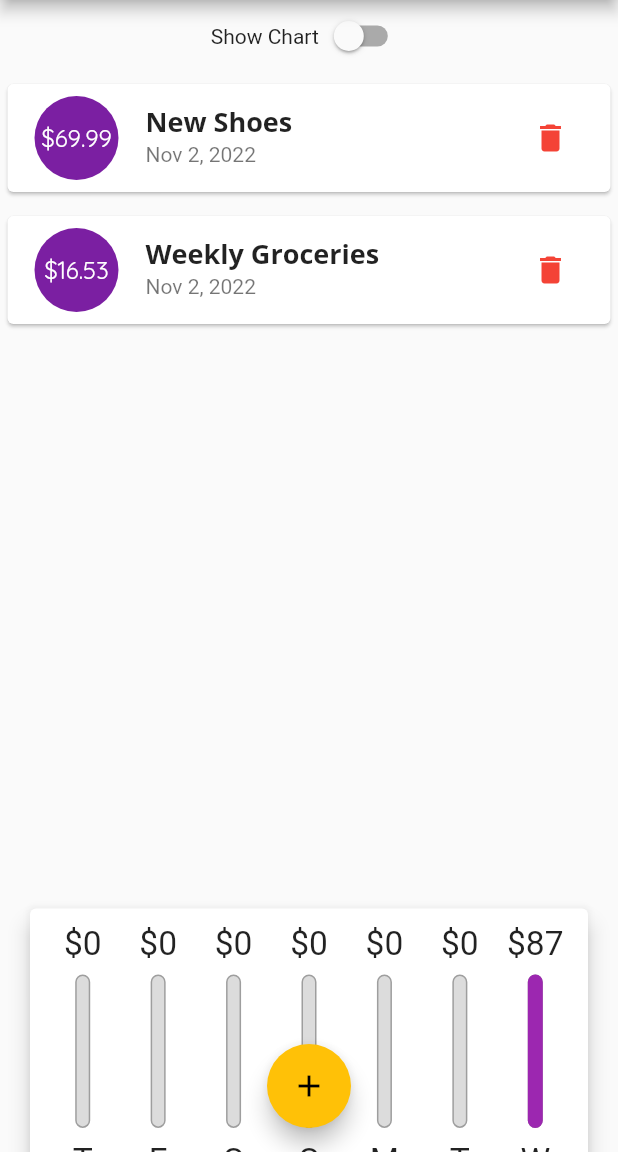
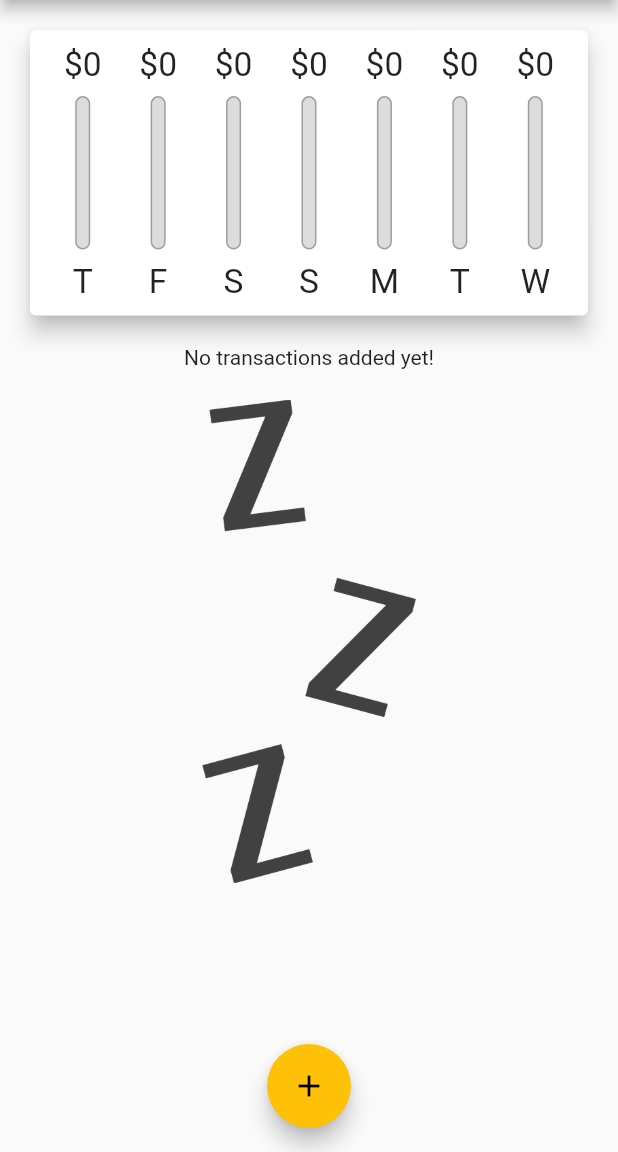
Before and after one commit to AB0s/Personal-Expense-App, a Flutter app: the screen it shows after launch, on a phone screen of 412 x 824 dp, the part 84-1236 px from its top. Run offline on Flutter 3.47's test engine with Material 2 defaults, Android fonts, the phone set to English and light mode, and no system bars.

Commit message:
mini change

```diff
--- a/lib/main.dart
+++ b/lib/main.dart
@@ -7,7 +7,12 @@ import './widgets/chart.dart';
 import './models/transaction.dart';
 import 'package:intl/intl.dart';
 
-void main(){
+
+void main() {
+  // SystemChrome.setPreferredOrientations([
+  //   DeviceOrientation.portraitUp,
+  //   DeviceOrientation.portraitUp,
+  // ]);
   runApp(MyApp());
 }
 
@@ -19,17 +24,19 @@ class MyApp extends StatelessWidget {
       theme: ThemeData(
           primarySwatch: Colors.purple,
           accentColor: Colors.amber,
+          // errorColor: Colors.red,
           fontFamily: 'Quicksand',
           textTheme: ThemeData.light().textTheme.copyWith(
-              subtitle1: const TextStyle(
+            subtitle1: TextStyle(
               fontFamily: 'OpenSans',
               fontWeight: FontWeight.bold,
               fontSize: 18,
             ),
-              button: TextStyle(color: Colors.white)),
+            button: TextStyle(color: Colors.white),
+          ),
           appBarTheme: AppBarTheme(
             textTheme: ThemeData.light().textTheme.copyWith(
-                  subtitle1: const TextStyle(
+              subtitle1: TextStyle(
                 fontFamily: 'OpenSans',
                 fontSize: 20,
                 fontWeight: FontWeight.bold,
@@ -50,25 +57,26 @@ class MyHomePage extends StatefulWidget {
 
 class _MyHomePageState extends State<MyHomePage> {
   final List<Transaction> _userTransactions = [
-    Transaction(
-      id: 't1',
-      title: 'New Shoes',
-      amount: 69.99,
-      date: DateTime.now(),
-    ),
-    Transaction(
-      id: 't2',
-      title: 'Weekly Groceries',
-      amount: 16.53,
-      date: DateTime.now(),
-    ),
+    // Transaction(
+    //   id: 't1',
+    //   title: 'New Shoes',
+    //   amount: 69.99,
+    //   date: DateTime.now(),
+    // ),
+    // Transaction(
+    //   id: 't2',
+    //   title: 'Weekly Groceries',
+    //   amount: 16.53,
+    //   date: DateTime.now(),
+    // ),
   ];
-  bool _showChart=false;
+  bool _showChart = false;
+
   List<Transaction> get _recentTransactions {
     return _userTransactions.where((tx) {
       return tx.date.isAfter(
         DateTime.now().subtract(
-          const Duration(days: 7),
+          Duration(days: 7),
         ),
       );
     }).toList();
@@ -82,14 +90,9 @@ class _MyHomePageState extends State<MyHomePage> {
       date: chosenDate,
       id: DateTime.now().toString(),
     );
+
     setState(() {
       _userTransactions.add(newTx);
-    });
-  }
-
-  void _deleteTransaction(String id) {
-    setState(() {
-      _userTransactions.removeWhere((tx) => tx.id == id);
     });
   }
 
@@ -99,17 +102,25 @@ class _MyHomePageState extends State<MyHomePage> {
       builder: (_) {
         return GestureDetector(
           onTap: () {},
+          child: NewTransaction(_addNewTransaction),
           behavior: HitTestBehavior.opaque,
-          child: NewTransaction(_addNewTransaction),
         );
       },
     );
   }
 
+  void _deleteTransaction(String id) {
+    setState(() {
+      _userTransactions.removeWhere((tx) => tx.id == id);
+    });
+  }
+
   @override
   Widget build(BuildContext context) {
+    final isLandscape =
+        MediaQuery.of(context).orientation == Orientation.landscape;
     final appBar = AppBar(
-      title: const Text(
+      title: Text(
         'Personal Expenses',
       ),
       actions: <Widget>[
@@ -119,49 +130,59 @@ class _MyHomePageState extends State<MyHomePage> {
         ),
       ],
     );
+    final txListWidget = Container(
+      height: (MediaQuery.of(context).size.height -
+          appBar.preferredSize.height -
+          MediaQuery.of(context).padding.top) *
+          0.7,
+      child: TransactionList(_userTransactions, _deleteTransaction),
+    );
     return Scaffold(
       appBar: appBar,
       body: SingleChildScrollView(
         child: Column(
           // mainAxisAlignment: MainAxisAlignment.start,
           crossAxisAlignment: CrossAxisAlignment.stretch,
-          children: [
+          children: <Widget>[
+            if (isLandscape)
               Row(
                 mainAxisAlignment: MainAxisAlignment.center,
-              children: [
+                children: <Widget>[
                   Text('Show Chart'),
-              Switch(value: _showChart, onChanged: (val){
-                  setState((){
-                    _showChart=val;
+                  Switch(
+                    value: _showChart,
+                    onChanged: (val) {
+                      setState(() {
+                        _showChart = val;
                       });
-              }),
+                    },
+                  ),
                 ],
               ),
-            _showChart? Container(
-                height: (MediaQuery.of(context).size.height -
-                        appBar.preferredSize.height -
-                        MediaQuery.of(context).padding.top) *
-                    0.7,
-                child: Chart(_recentTransactions))
-            :
-            Container(
-                height: (MediaQuery.of(context).size.height -
-                    appBar.preferredSize.height -
-                    MediaQuery.of(context).padding.top) *
-                    0.7,
-                child: TransactionList(_userTransactions, _deleteTransaction)),
+            if (!isLandscape)
               Container(
                 height: (MediaQuery.of(context).size.height -
                     appBar.preferredSize.height -
                     MediaQuery.of(context).padding.top) *
                     0.3,
-                child: Chart(_recentTransactions)),
+                child: Chart(_recentTransactions),
+              ),
+            if (!isLandscape) txListWidget,
+            if (isLandscape) _showChart
+                ? Container(
+              height: (MediaQuery.of(context).size.height -
+                  appBar.preferredSize.height -
+                  MediaQuery.of(context).padding.top) *
+                  0.7,
+              child: Chart(_recentTransactions),
+            )
+                : txListWidget
           ],
         ),
       ),
       floatingActionButtonLocation: FloatingActionButtonLocation.centerFloat,
       floatingActionButton: FloatingActionButton(
-        child: const Icon(Icons.add),
+        child: Icon(Icons.add),
         onPressed: () => _startAddNewTransaction(context),
       ),
     );
```
Lines whose indentation alone changed are shown as unchanged.
